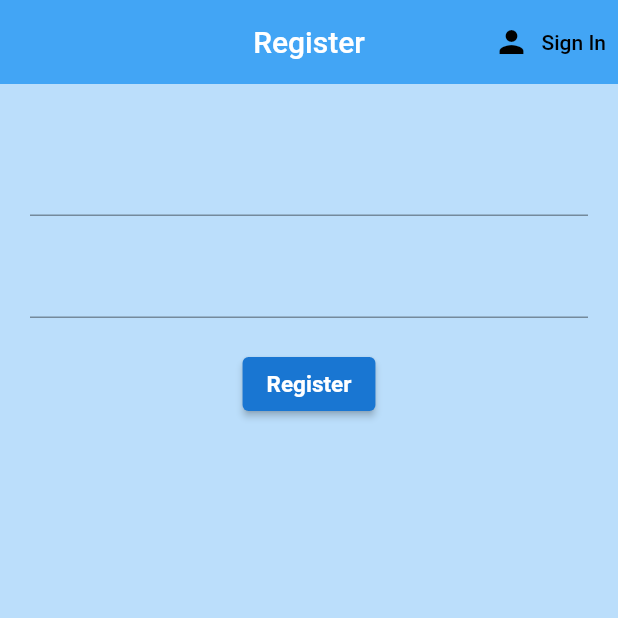
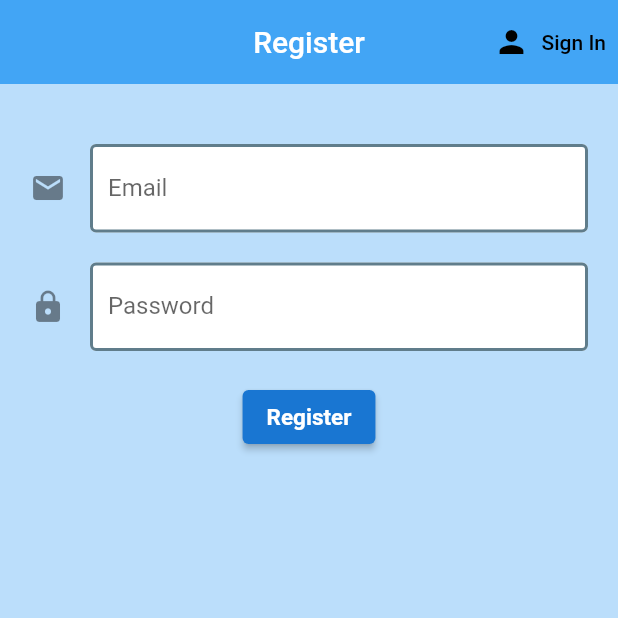
Before and after one commit to Josk95/Flutter-Firebase-AuthProject, a Flutter app: the screen it shows after launch, after a tap on "Register", on a phone screen of 412 x 824 dp, the top half of it. Run offline on Flutter 3.47's test engine with Material 2 defaults, Android fonts, the phone set to English and light mode, and no system bars; our stand-ins replace firebase_auth, firebase_core; accounts and stored records are empty.

Commit message:
UI
Fixed UI

```diff
--- a/lib/screens/authenticate/register.dart
+++ b/lib/screens/authenticate/register.dart
@@ -1,4 +1,5 @@
 import 'package:firebase_auth_app/services/auth.dart';
+import 'package:firebase_auth_app/shared/constant.dart';
 import 'package:flutter/material.dart';
 
 class Register extends StatefulWidget {
@@ -50,6 +51,9 @@ class _RegisterState extends State<Register> {
               children: [
                 const SizedBox(height: 20),
                 TextFormField(
+                  decoration: textInputDecoration
+                      .copyWith(labelText: 'Email')
+                      .copyWith(icon: const Icon(Icons.email)),
                   validator: (value) => value!.isEmpty ? 'Enter email' : null,
                   onChanged: (value) {
                     setState(() {
@@ -59,6 +63,9 @@ class _RegisterState extends State<Register> {
                 ),
                 const SizedBox(height: 20),
                 TextFormField(
+                  decoration: textInputDecoration
+                      .copyWith(labelText: 'Password')
+                      .copyWith(icon: const Icon(Icons.lock)),
                   obscureText: true,
                   validator: (value) => value!.length < 6
                       ? 'Enter a min 6 char long password'
--- a/lib/screens/authenticate/sign_in.dart
+++ b/lib/screens/authenticate/sign_in.dart
@@ -1,4 +1,5 @@
 import 'package:firebase_auth_app/services/auth.dart';
+import 'package:firebase_auth_app/shared/constant.dart';
 import 'package:flutter/material.dart';
 
 class SignIn extends StatefulWidget {
@@ -33,11 +34,11 @@ class _SignInState extends State<SignIn> {
                 onPressed: () {
                   widget.toggleView();
                 },
-                icon: Icon(
+                icon: const Icon(
                   Icons.person,
                   color: Colors.black,
                 ),
-                label: Text(
+                label: const Text(
                   'Register',
                   style: TextStyle(color: Colors.black),
                 ))
@@ -51,6 +52,9 @@ class _SignInState extends State<SignIn> {
               children: [
                 const SizedBox(height: 20),
                 TextFormField(
+                  decoration: textInputDecoration
+                      .copyWith(labelText: 'Email')
+                      .copyWith(icon: const Icon(Icons.email)),
                   validator: (value) => value!.isEmpty ? 'Enter email' : null,
                   onChanged: (value) {
                     setState(() {
@@ -60,6 +64,9 @@ class _SignInState extends State<SignIn> {
                 ),
                 const SizedBox(height: 20),
                 TextFormField(
+                  decoration: textInputDecoration
+                      .copyWith(labelText: 'Password')
+                      .copyWith(icon: const Icon(Icons.lock)),
                   obscureText: true,
                   validator: (value) =>
                       value!.isEmpty ? 'Enter password' : null,
--- /dev/null
+++ b/lib/shared/constant.dart
@@ -0,0 +1,9 @@
+import 'package:flutter/material.dart';
+
+const textInputDecoration = InputDecoration(
+    fillColor: Colors.white,
+    filled: true,
+    enabledBorder: OutlineInputBorder(
+        borderSide: BorderSide(color: Colors.blueGrey, width: 2)),
+    focusedBorder: OutlineInputBorder(
+        borderSide: BorderSide(color: Colors.lightBlue, width: 2)));
```
